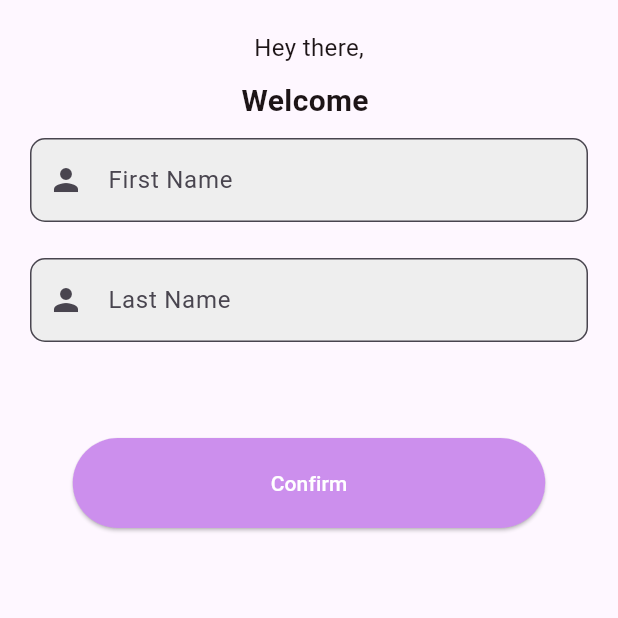
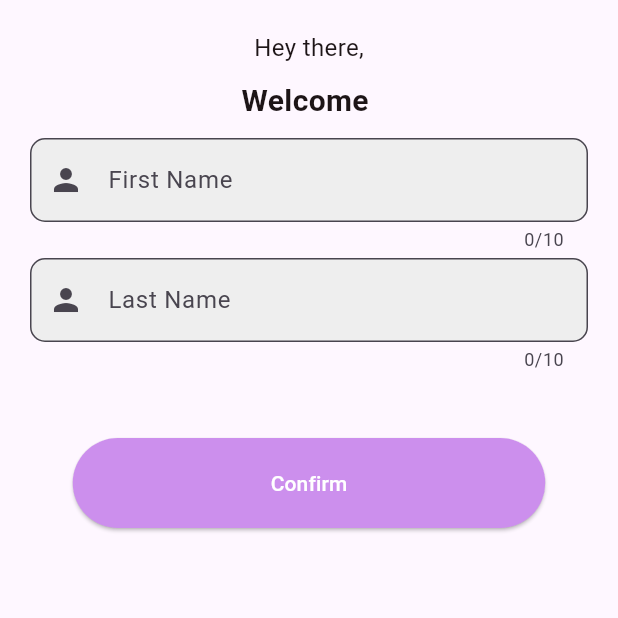
Before and after one commit to MuhFrds/fitness-app-flutter, a Flutter app: the MyCarousel screen opened directly, after a tap on "Confirm", on a phone screen of 412 x 824 dp, the top half of it. Run offline on Flutter 3.47's test engine with Material 3 defaults, Android fonts, the phone set to English and light mode, and no system bars; our stand-ins replace carousel_slider, google_fonts.

```diff
--- a/lib/register/form_name.dart
+++ b/lib/register/form_name.dart
@@ -23,7 +23,7 @@ class _FormNameState extends State<FormName> {
           child: Container(
             margin: const EdgeInsets.all(20),
             child: Column(
-              mainAxisAlignment: MainAxisAlignment.center, // Center the content
+              mainAxisAlignment: MainAxisAlignment.center,
               children: <Widget>[
                 const Text(
                   'Hey there,',
@@ -51,6 +51,7 @@ class _FormNameState extends State<FormName> {
                   height: 80,
                   child: TextField(
                     controller: firstNameController,
+                    maxLength: 10,
                     decoration: InputDecoration(
                       fillColor: Colors.grey[200],
                       filled: true,
@@ -58,7 +59,9 @@ class _FormNameState extends State<FormName> {
                       labelText: 'First Name',
                       hintText: 'Enter your first name',
                       border: OutlineInputBorder(
-                            borderRadius: BorderRadius.circular(10))),
+                        borderRadius: BorderRadius.circular(10),
+                      ),
+                    ),
                     onChanged: (value) {
                       setState(() {
                         _firstName = value;
@@ -70,6 +73,7 @@ class _FormNameState extends State<FormName> {
                   height: 100,
                   child: TextField(
                     controller: lastNameController,
+                    maxLength: 10,
                     decoration: InputDecoration(
                       fillColor: Colors.grey[200],
                       filled: true,
@@ -77,7 +81,9 @@ class _FormNameState extends State<FormName> {
                       labelText: 'Last Name',
                       hintText: 'Enter your last name',
                       border: OutlineInputBorder(
-                            borderRadius: BorderRadius.circular(10))),
+                        borderRadius: BorderRadius.circular(10),
+                      ),
+                    ),
                     onChanged: (value) {
                       setState(() {
                         _lastName = value;
@@ -105,7 +111,9 @@ class _FormNameState extends State<FormName> {
                     foregroundColor: Colors.white,
                     minimumSize: const Size(315, 60),
                     shape: RoundedRectangleBorder(
-                          borderRadius: BorderRadius.circular(99))),
+                      borderRadius: BorderRadius.circular(99),
+                    ),
+                  ),
                   child: const Text('Confirm'),
                 )
               ],
```
Lines whose indentation alone changed are shown as unchanged.
